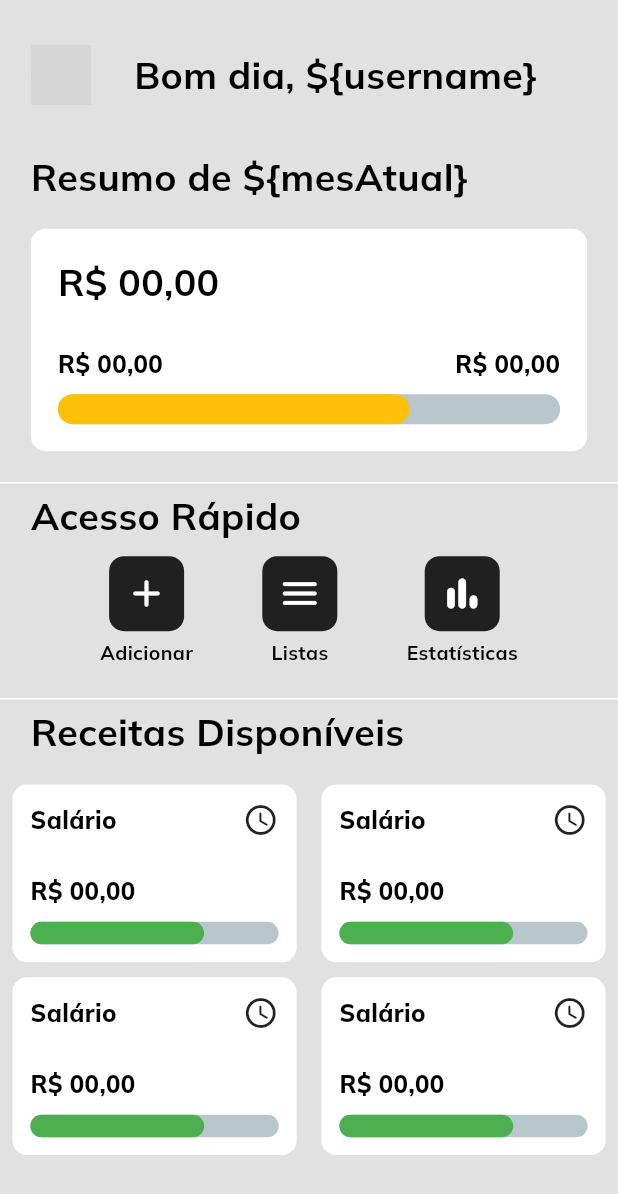
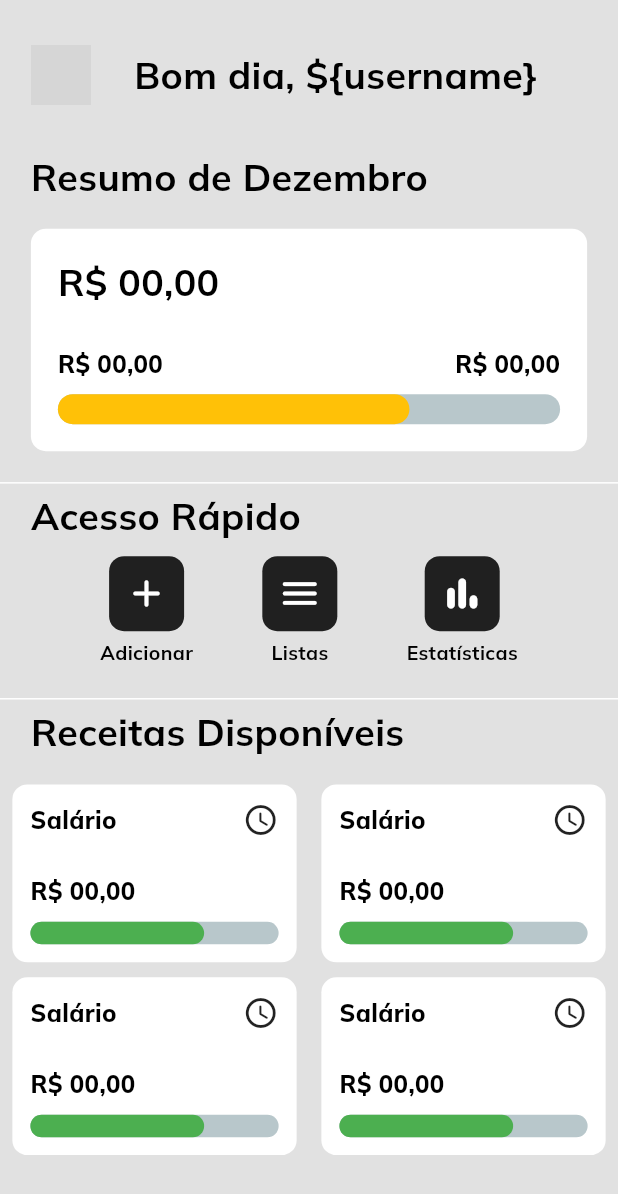
Before and after one commit to ojef1/Fluxx, a Flutter app: the screen it shows after launch, on a phone screen of 412 x 824 dp. Shown: the top 1194 px of the screen. Run offline on Flutter 3.47's test engine with Material 3 defaults, Android fonts, the phone set to English and light mode, and no system bars; drawn by our look-alikes of percent_indicator; our stand-ins replace anim_search_bar, another_flushbar, dropdown_button2, equatable, flutter_bloc, get_it and 3 more; missing offline and left inert: carousel_slider_plus; accounts and stored records are empty; network calls fail; grey boxes are pictures that could not be loaded.

Commit message:
lógica da tela de resumo
criada a lógica para saber o mes atual.
criada a lógica para saber o horário atual para definir a saudação

```diff
--- /dev/null
+++ b/lib/blocs/resume_bloc/resume_cubit.dart
@@ -0,0 +1,35 @@
+import 'package:Fluxx/blocs/resume_bloc/resume_state.dart';
+import 'package:Fluxx/data/database.dart';
+import 'package:Fluxx/data/tables.dart';
+import 'package:flutter_bloc/flutter_bloc.dart';
+
+class ResumeCubit extends Cubit<ResumeState> {
+  ResumeCubit() : super(const ResumeState());
+
+  String getGreeting() {
+    final now = DateTime.now();
+    final hour = now.hour;
+
+    if (hour >= 5 && hour < 12) {
+      return 'Bom dia,';
+    } else if (hour >= 12 && hour < 18) {
+      return 'Boa tarde,';
+    } else {
+      return 'Boa noite,';
+    }
+  }
+
+  Future<void> getActualMonth()async{
+    var result = await Db.getData(Tables.months);
+    final currentMonth = DateTime.now().month;
+    final actualMonth = result.firstWhere((month) => month['id'] == currentMonth);
+    emit(state.copyWith(currentMonthId: actualMonth['id']));
+    emit(state.copyWith(currentMonthName: actualMonth['name']));
+
+  }
+
+
+  void resetState() {
+    emit(const ResumeState());
+  }
+}
--- /dev/null
+++ b/lib/blocs/resume_bloc/resume_state.dart
@@ -0,0 +1,23 @@
+import 'package:equatable/equatable.dart';
+
+class ResumeState extends Equatable {
+  final String currentMonthName;
+  final int currentMonthId;
+  const ResumeState({
+    this.currentMonthName = '',
+    this.currentMonthId = 0,
+  });
+
+  ResumeState copyWith({
+    String? currentMonthName,
+    int? currentMonthId,
+  }) {
+    return ResumeState(
+      currentMonthName: currentMonthName ?? this.currentMonthName,
+      currentMonthId: currentMonthId ?? this.currentMonthId,
+    );
+  }
+
+  @override
+  List<Object?> get props => [currentMonthName,currentMonthId];
+}
--- a/lib/pages/resume_page.dart
+++ b/lib/pages/resume_page.dart
@@ -1,9 +1,13 @@
+import 'package:Fluxx/blocs/resume_bloc/resume_cubit.dart';
+import 'package:Fluxx/blocs/resume_bloc/resume_state.dart';
 import 'package:Fluxx/components/shortcut_add_bottomsheet.dart';
 import 'package:Fluxx/components/shortcut_lists_bottomsheet.dart';
 import 'package:Fluxx/themes/app_theme.dart';
 import 'package:Fluxx/utils/app_routes.dart';
 import 'package:Fluxx/utils/constants.dart';
 import 'package:flutter/material.dart';
+import 'package:flutter_bloc/flutter_bloc.dart';
+import 'package:get_it/get_it.dart';
 import 'package:percent_indicator/linear_percent_indicator.dart';
 
 class ResumePage extends StatefulWidget {
@@ -15,9 +19,12 @@ class ResumePage extends StatefulWidget {
 
 class _ResumePageState extends State<ResumePage> {
   late final ScrollController _pageScrollController;
+  late final String greeting;
 
   @override
   void initState() {
+    greeting = GetIt.I<ResumeCubit>().getGreeting();
+    GetIt.I<ResumeCubit>().getActualMonth();
     _pageScrollController = ScrollController();
     super.initState();
   }
@@ -46,8 +53,8 @@ class _ResumePageState extends State<ResumePage> {
                 child: Row(
                   children: [
                     GestureDetector(
-                      onTap: () => Navigator.pushNamed(
-                          context, AppRoutes.profilePage),
+                      onTap: () =>
+                          Navigator.pushNamed(context, AppRoutes.profilePage),
                       child: const CircleAvatar(
                         //FIXME usar a imagem escolhida do próprio usuário
                         backgroundImage: NetworkImage(url),
@@ -55,8 +62,8 @@ class _ResumePageState extends State<ResumePage> {
                     ),
                     SizedBox(width: mediaQuery.width * .07),
                     Text(
-                      //FIXME colocar o nome do usuário de acordo com o back e o comprimento de acordo com a hora do dia
-                      'Bom dia, \${username}',
+                      //FIXME colocar o nome do usuário de acordo com o back
+                      '$greeting \${username}',
                       style: AppTheme.textStyles.titleTextStyle,
                     ),
                   ],
@@ -72,10 +79,12 @@ class _ResumePageState extends State<ResumePage> {
                 child: Column(
                   crossAxisAlignment: CrossAxisAlignment.start,
                   children: [
-                    Text(
-                      //FIXME colocar o nome do mês atual
-                      'Resumo de \${mesAtual}',
-                      style: AppTheme.textStyles.titleTextStyle,
+                    BlocBuilder<ResumeCubit, ResumeState>(
+                      bloc: GetIt.I(),
+                      builder: (context, state) => Text(
+                        'Resumo de ${state.currentMonthName}',
+                        style: AppTheme.textStyles.titleTextStyle,
+                      ),
                     ),
                     SizedBox(height: mediaQuery.height * .02),
                     Container(
--- a/lib/utils/setup_dependences.dart
+++ b/lib/utils/setup_dependences.dart
@@ -1,6 +1,7 @@
 import 'package:Fluxx/blocs/bill_bloc/bill_cubit.dart';
 import 'package:Fluxx/blocs/month_detail_bloc/month_detail_cubit.dart';
 import 'package:Fluxx/blocs/months_list_bloc/months__list_cubit.dart';
+import 'package:Fluxx/blocs/resume_bloc/resume_cubit.dart';
 import 'package:Fluxx/blocs/user_bloc/user_cubit.dart';
 import 'package:get_it/get_it.dart';
 
@@ -12,4 +13,5 @@ void setupDependencies() {
   getIt.registerLazySingleton<MonthsDetailCubit>(() => MonthsDetailCubit());
   getIt.registerLazySingleton<BillCubit>(() => BillCubit());
   getIt.registerLazySingleton<UserCubit>(() => UserCubit());
+  getIt.registerLazySingleton<ResumeCubit>(() => ResumeCubit());
 }
```
